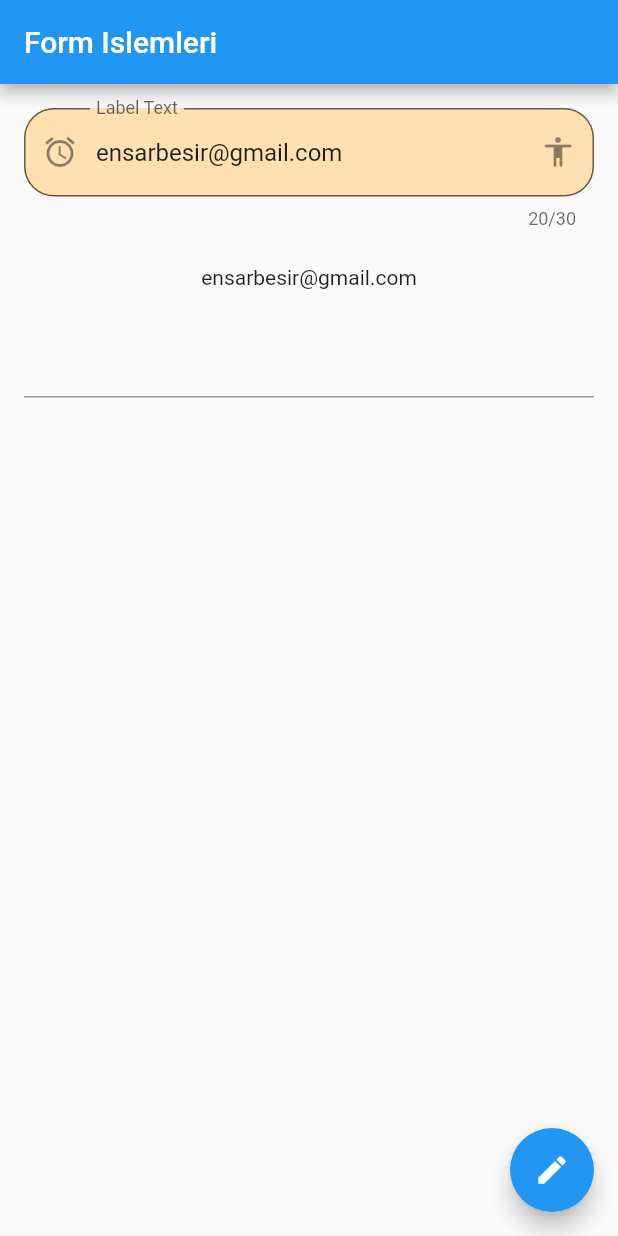
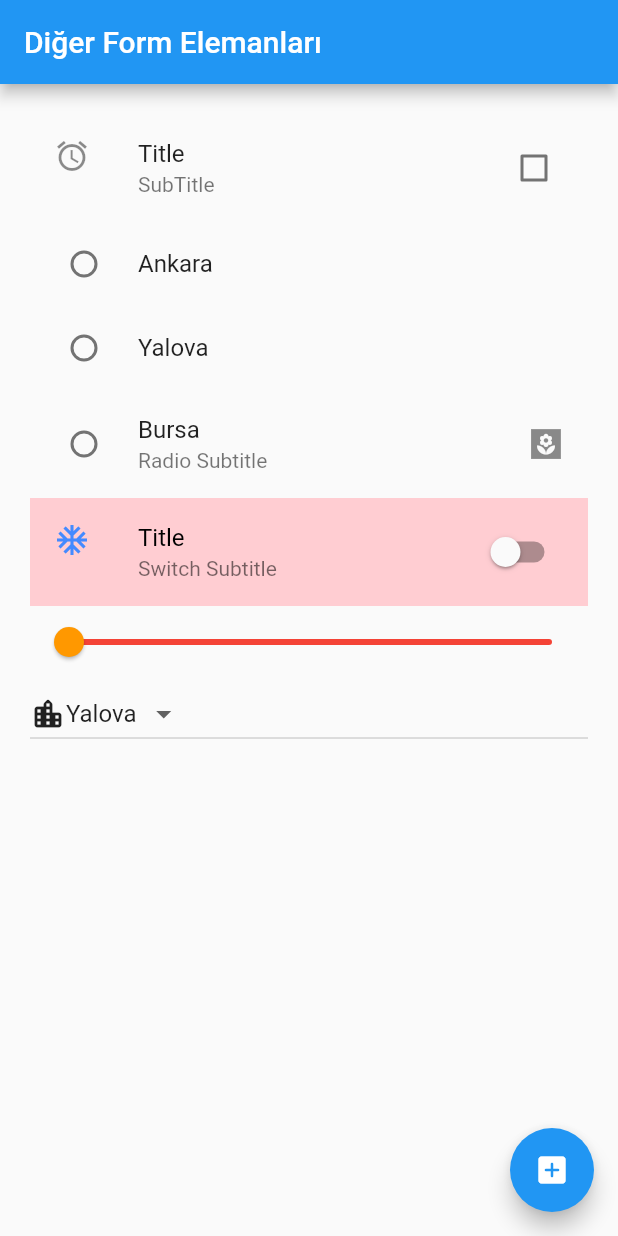
Before and after one commit to ahmetensar7753/flutter_training, a Flutter app: the screen it shows after launch, on a phone screen of 412 x 824 dp. Run offline on Flutter 3.47's test engine with Material 2 defaults, Android fonts, the light colour scheme and no system bars; our stand-ins replace email_validator, flutter_easyloading, palette_generator; missing offline and left inert: dart:ffi.

Commit message:
input_widgets_2 (textFormField, globalKey, checkBox, slider, radio, switch and dropDown)

```diff
--- /dev/null
+++ b/flutter_deneme5/flutter_inputs/lib/diger_form_elemanlari.dart
@@ -0,0 +1,163 @@
+import 'package:flutter/material.dart';
+
+class DigerFormElemanlari extends StatefulWidget {
+  DigerFormElemanlari({Key? key}) : super(key: key);
+
+  @override
+  State<DigerFormElemanlari> createState() => _DigerFormElemanlariState();
+}
+
+class _DigerFormElemanlariState extends State<DigerFormElemanlari> {
+  bool checkBoxState = false;
+  String sehir = "";
+  bool switchState = false;
+  late Color switchRenk;
+  double sliderDeger = 10;
+
+  String dropDownSehir = "Yalova";
+
+  @override
+  void initState() {
+    switchRenk = Colors.black;
+  }
+
+  @override
+  Widget build(BuildContext context) {
+    return Scaffold(
+      appBar: AppBar(
+        title: Text("Diğer Form Elemanları"),
+      ),
+      body: Padding(
+        padding: EdgeInsets.all(20),
+        child: ListView(
+          children: [
+            CheckboxListTile(
+              value: checkBoxState,
+              onChanged: (secildi) {
+                setState(() {
+                  checkBoxState = secildi!;
+                });
+              },
+              activeColor: Colors.red,
+              title: Text("Title"),
+              subtitle: Text("SubTitle"),
+              secondary: Icon(Icons.alarm),
+            ),
+            RadioListTile<String>(
+              value: "Ankara",
+              groupValue: sehir,
+              onChanged: (deger) {
+                setState(() {
+                  sehir = deger!;
+                  print(sehir);
+                });
+              },
+              title: Text("Ankara"),
+            ),
+            RadioListTile<String>(
+              value: "Yalova",
+              groupValue: sehir,
+              onChanged: (deger) {
+                setState(() {
+                  sehir = deger!;
+                  print(sehir);
+                });
+              },
+              title: Text("Yalova"),
+            ),
+            RadioListTile<String>(
+              value: "Bursa",
+              groupValue: sehir,
+              onChanged: (deger) {
+                setState(() {
+                  sehir = deger!;
+                  print(sehir);
+                });
+              },
+              title: Text("Bursa"),
+              subtitle: Text("Radio Subtitle"),
+              secondary: Icon(Icons.yard_sharp),
+              activeColor: Colors.red,
+            ),
+            SwitchListTile(
+              value: switchState,
+              onChanged: (deger) {
+                setState(() {
+                  if (deger) {
+                    switchRenk = Colors.blue;
+                  } else
+                    switchRenk = Colors.red;
+                  switchState = deger;
+                  print(switchState);
+                });
+              },
+              title: Text(
+                "Title",
+                style: TextStyle(color: switchRenk),
+              ),
+              subtitle: Text("Switch Subtitle"),
+              tileColor: Colors.red.shade100,
+              secondary: Icon(Icons.ac_unit_sharp, color: Colors.blueAccent),
+            ),
+            Slider(
+              value: sliderDeger,
+              onChanged: (yeniDeger) {
+                setState(() {
+                  sliderDeger = yeniDeger;
+                });
+              },
+              min: 10,
+              max: 20,
+              divisions: 100,
+              label: sliderDeger.toString(),
+              activeColor: Colors.orange,
+              inactiveColor: Colors.red,
+            ),
+            DropdownButton<String>(
+              items: [
+                DropdownMenuItem<String>(
+                  child: Row(
+                    children: [
+                      Icon(Icons.location_city_rounded),
+                      Text("Yalova"),
+                    ],
+                  ),
+                  value: "Yalova",
+                ),
+                DropdownMenuItem<String>(
+                  child: Row(
+                    children: [
+                      Icon(Icons.forest),
+                      Text("Rize"),
+                    ],
+                  ),
+                  value: "Rize",
+                ),
+                DropdownMenuItem<String>(
+                  child: Row(
+                    children: [
+                      Icon(Icons.waves),
+                      Text("Antalya"),
+                    ],
+                  ),
+                  value: "Antalya",
+                ),
+              ],
+              onChanged: (String? secilen) {
+                setState(() {
+                  dropDownSehir = secilen!;
+                });
+              },
+              hint: Text("Seçiniz..."),
+              value: dropDownSehir,
+            ),
+          ],
+        ),
+      ),
+      floatingActionButton: FloatingActionButton(
+        child: Icon(Icons.add_box_rounded),
+        onPressed: () {},
+      ),
+    );
+  }
+}
--- a/flutter_deneme5/flutter_inputs/lib/main.dart
+++ b/flutter_deneme5/flutter_inputs/lib/main.dart
@@ -1,4 +1,7 @@
 import 'package:flutter/material.dart';
+import 'package:flutter_inputs/diger_form_elemanlari.dart';
+import 'package:flutter_inputs/global_key_kullanimi.dart';
+import 'package:flutter_inputs/text_form_field_kullanimi.dart';
 
 void main() => runApp(MyApp());
 
@@ -7,9 +10,7 @@ class MyApp extends StatelessWidget {
   Widget build(BuildContext context) {
     return MaterialApp(
       title: 'Input İslemleri',
-      home: TextFieldIslemleri(
-        title: "Form Islemleri",
-      ),
+      home: DigerFormElemanlari(),
     );
   }
 }
--- a/flutter_deneme5/flutter_inputs/pubspec.yaml
+++ b/flutter_deneme5/flutter_inputs/pubspec.yaml
@@ -34,6 +34,7 @@ dependencies:
   # The following adds the Cupertino Icons font to your application.
   # Use with the CupertinoIcons class for iOS style icons.
   cupertino_icons: ^1.0.2
+  email_validator: ^2.1.2
 
 dev_dependencies:
   flutter_test:
```
Also changed, not shown: flutter_deneme5/flutter_inputs/lib/global_key_kullanimi.dart (added, +59 -0 lines), flutter_deneme5/flutter_inputs/lib/text_form_field_kullanimi.dart (added, +126 -0 lines), flutter_deneme5/flutter_inputs/pubspec.lock, 1 other file.
